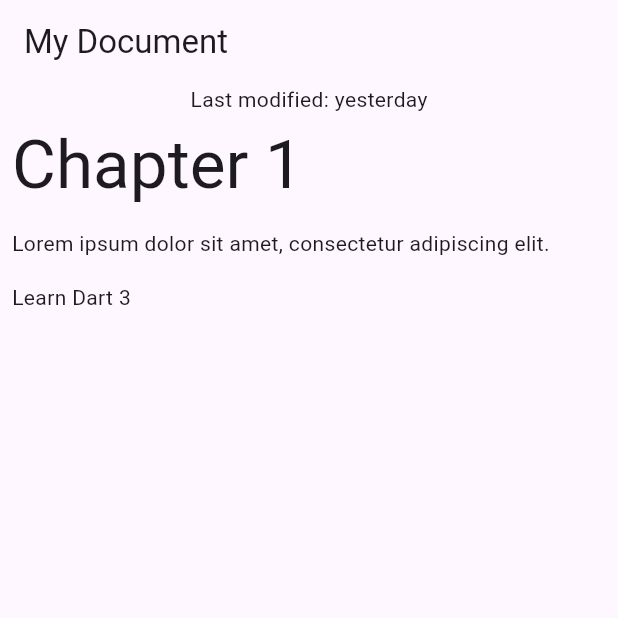
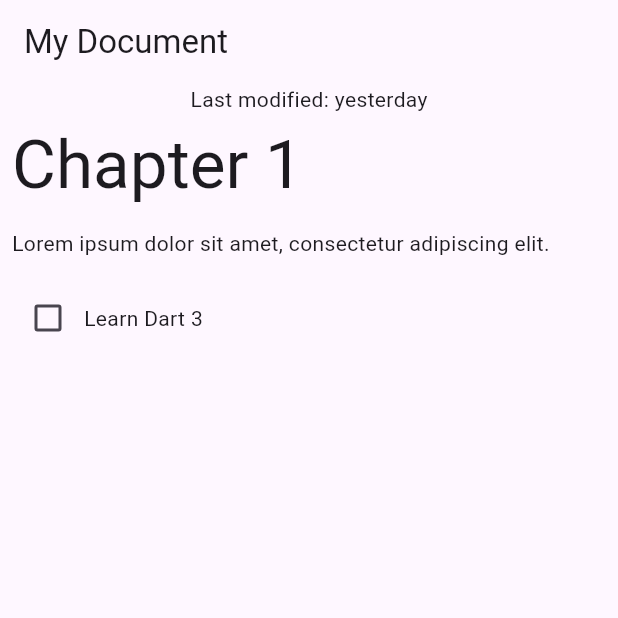
Before and after one commit to RYOTAN9688/pattern-record, a Flutter app: the screen it shows after launch, on a phone screen of 412 x 824 dp, the top half of it. Run offline on Flutter 3.47's test engine with Material 3 defaults, Android fonts, the phone set to English and light mode, and no system bars.

Commit message:
sealdを使用してype に対応するサブクラスを返す switch 式にリファクタリング

```diff
--- a/lib/data.dart
+++ b/lib/data.dart
@@ -53,16 +53,34 @@
 }
 ''';
 
-class Block {
-  final String type;
-  final String text;
-  Block(this.type, this.text);
+sealed class Block {
+  Block();
   //Jsonからインスタンスを作成する
-  factory Block.fromJson(Map<String, dynamic> json) {
-    if (json case {'type': var type, 'text': var text}) {
-      return Block(type, text);
-    } else {
-      throw const FormatException('Unexpected JSON format');
-    }
+  factory Block.fromJson(Map<String, Object?> json) {
+    return switch (json) {
+      {'type': 'h1', 'text': String text} => HeaderBlock(text),
+      {'type': 'p', 'text': String text} => ParagraphBlock(text),
+      {'type': 'checkbox', 'text': String text, 'checked': bool checked} => CheckboxBlock(text, checked),
+      _ => throw const FormatException('unexpected JSON format'),
+    };
   }
 }
+
+//JSONデータのh1
+class HeaderBlock extends Block {
+  final String text;
+  HeaderBlock(this.text);
+}
+
+//JSONデータのp
+class ParagraphBlock extends Block {
+  final String text;
+  ParagraphBlock(this.text);
+}
+
+//JSONデータのcheckbox
+class CheckboxBlock extends Block {
+  final String text;
+  final bool isChecked;
+  CheckboxBlock(this.text, this.isChecked);
+}
--- a/lib/main.dart
+++ b/lib/main.dart
@@ -58,16 +58,21 @@
 
   @override
   Widget build(BuildContext context) {
-    TextStyle? textStyle;
-
-    textStyle = switch (block.type) { 'h1' => Theme.of(context).textTheme.displayMedium, 'p' || 'checkbox' => Theme.of(context).textTheme.bodyMedium, _ => Theme.of(context).textTheme.bodySmall };
-
     return Container(
       margin: const EdgeInsets.all(8),
-      child: Text(
-        block.text,
-        style: textStyle,
-      ),
+      child: switch (block) {
+        HeaderBlock(:var text) => Text(
+            text,
+            style: Theme.of(context).textTheme.displayMedium,
+          ),
+        ParagraphBlock(:var text) => Text(text),
+        CheckboxBlock(:var text, :var isChecked) => Row(
+            children: [
+              Checkbox(value: isChecked, onChanged: (_) {}),
+              Text(text),
+            ],
+          ),
+      },
     );
   }
 }
```
